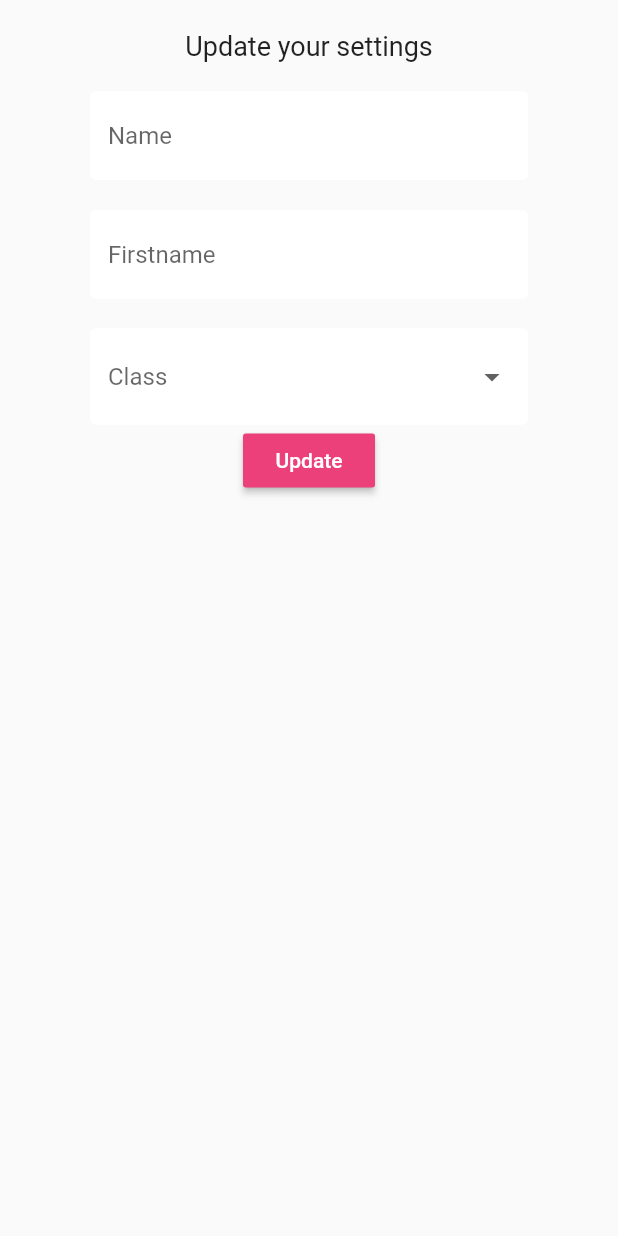
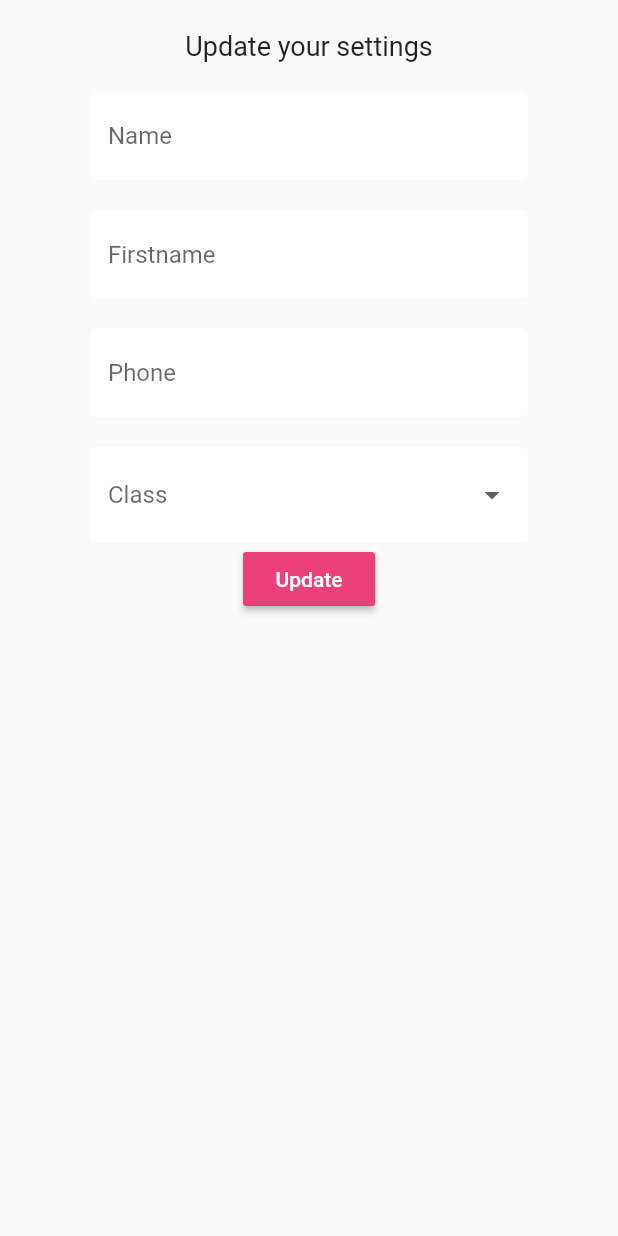
Before and after one commit to MDenis27/SmartSchool, a Flutter app: the screen it shows once a user with an empty profile is signed in, after a tap on "settings", on a phone screen of 412 x 824 dp. Run offline on Flutter 3.47's test engine with Material 2 defaults, Android fonts, the phone set to English and light mode, and no system bars; our stand-ins replace cloud_firestore, firebase_auth, flutter_spinkit; accounts and stored records are empty.

Commit message:
userData stream

```diff
--- a/smartschool/lib/home/setting-form.dart
+++ b/smartschool/lib/home/setting-form.dart
@@ -55,6 +55,14 @@ class _SettingsFormState extends State<SettingsForm> {
                 setState(() => _currentFirstname = val);
               }),
           SizedBox(height: 20.0),
+          TextFormField(
+              decoration: textInputDecoration.copyWith(hintText: 'Phone'),
+              validator: (val) =>
+              val.isEmpty ? 'Please enter a phone number' : null,
+              onChanged: (val) {
+                setState(() => _currentPhone = val);
+              }),
+          SizedBox(height: 20.0),
           // dropdown
           DropdownButtonFormField(
             decoration: textInputDecoration.copyWith(hintText: 'Class'),
--- a/smartschool/lib/models/user.dart
+++ b/smartschool/lib/models/user.dart
@@ -1,7 +1,22 @@
-class User{
-
+class User {
   final String uid;
 
-  User({ this.uid});
+  User({this.uid});
+}
 
+class UserData {
+  final String uid;
+  final String mail;
+  final String name;
+  final String firstname;
+  final String phone;
+  final String classe;
+
+  UserData(
+      {this.uid,
+      this.phone,
+      this.firstname,
+      this.mail,
+      this.name,
+      this.classe});
 }
--- a/smartschool/lib/services/database.dart
+++ b/smartschool/lib/services/database.dart
@@ -1,5 +1,8 @@
+import 'dart:ui';
+
 import 'package:cloud_firestore/cloud_firestore.dart';
 import 'package:smartschool/models/message.dart';
+import 'package:smartschool/models/user.dart';
 
 class DatabasesService {
   final String uid;
@@ -13,13 +16,18 @@ class DatabasesService {
 
   Future updateUserData(
       String name, String firstname, String phone, String email) async {
-    return await userCollection.document(uid).setData(
-        {'name': name, 'firstname': firstname, 'phone': phone, 'email': email, 'classes': '0'});
+    return await userCollection.document(uid).setData({
+      'name': name,
+      'firstname': firstname,
+      'phone': phone,
+      'email': email,
+      'classes': '0'
+    });
   }
 
   // message list from snapshot
   List<Message> _messageListFromSnapshot(QuerySnapshot snapshot) {
-    return snapshot.documents.map((doc){
+    return snapshot.documents.map((doc) {
       return Message(
         title: doc.data['title'] ?? '',
         classes: doc.data['classes'] ?? [],
@@ -28,9 +36,26 @@ class DatabasesService {
     }).toList();
   }
 
+  // userData from snapshot
+  UserData _userDataFromSnapshot(DocumentSnapshot snapshot) {
+    return UserData(
+      uid: uid,
+      name: snapshot.data['name'],
+      firstname: snapshot.data['firstname'],
+      mail: snapshot.data['mail'],
+      phone: snapshot.data['phone'],
+      classe: snapshot.data['classe'],
+    );
+  }
+
   // get users streams
   Stream<List<Message>> get messages {
-    return messageCollection.snapshots()
-    .map(_messageListFromSnapshot);
+    return messageCollection.snapshots().map(_messageListFromSnapshot);
+  }
+
+  // get user doc streams
+  Stream<UserData> get userdata {
+    return messageCollection.document(uid).snapshots()
+        .map((_userDataFromSnapshot));
   }
 }
```
